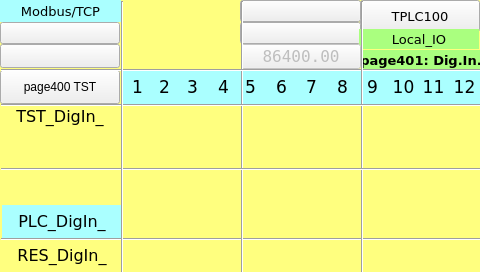
The window that TPLC100/Local_IO_HMI/page401.ui (MECTsrl/mect_apps) describes before a commit, drawn with Qt 5.
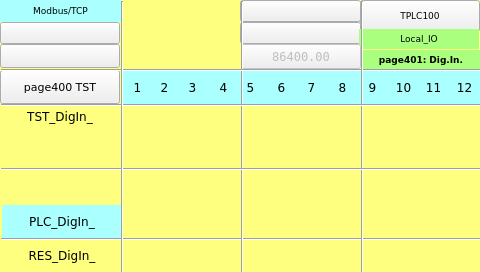
The same window after the commit. Custom widgets are drawn as their Qt base class.

Commit message: Fonts resize

What changed in the file:
```diff
--- a/TPLC100/Local_IO_HMI/page401.ui
+++ b/TPLC100/Local_IO_HMI/page401.ui
@@ -79,7 +79,7 @@
    <property name="font">
     <font>
      <family>DejaVu Sans</family>
-     <pointsize>13</pointsize>
+  <pointsize>9</pointsize>
     </font>
    </property>
    <property name="styleSheet">
@@ -140,7 +140,7 @@
    <property name="font">
     <font>
      <family>DejaVu Sans</family>
-     <pointsize>12</pointsize>
+  <pointsize>9</pointsize>
     </font>
    </property>
    <property name="styleSheet">
@@ -201,7 +201,7 @@
    <property name="font">
     <font>
      <family>DejaVu Sans</family>
-     <pointsize>13</pointsize>
+  <pointsize>9</pointsize>
     </font>
    </property>
    <property name="styleSheet">
@@ -226,7 +226,7 @@
    <property name="font">
     <font>
      <family>DejaVu Sans</family>
-     <pointsize>13</pointsize>
+  <pointsize>9</pointsize>
     </font>
    </property>
    <property name="styleSheet">
@@ -251,7 +251,7 @@
    <property name="font">
     <font>
      <family>DejaVu Sans</family>
-     <pointsize>13</pointsize>
+  <pointsize>9</pointsize>
     </font>
    </property>
    <property name="styleSheet">
@@ -276,7 +276,7 @@
    <property name="font">
     <font>
      <family>DejaVu Sans</family>
-     <pointsize>12</pointsize>
+  <pointsize>9</pointsize>
     </font>
    </property>
    <property name="styleSheet">
@@ -373,7 +373,7 @@
    <property name="font">
     <font>
      <family>DejaVu Sans</family>
-     <pointsize>13</pointsize>
+  <pointsize>9</pointsize>
     </font>
    </property>
    <property name="styleSheet">
@@ -434,7 +434,7 @@
    <property name="font">
     <font>
      <family>DejaVu Sans</family>
-     <pointsize>13</pointsize>
+  <pointsize>9</pointsize>
     </font>
    </property>
    <property name="styleSheet">
@@ -495,7 +495,7 @@
    <property name="font">
     <font>
      <family>DejaVu Sans</family>
-     <pointsize>12</pointsize>
+  <pointsize>9</pointsize>
      <weight>50</weight>
      <bold>false</bold>
     </font>
@@ -594,7 +594,7 @@
    <property name="font">
     <font>
      <family>DejaVu Sans</family>
-     <pointsize>13</pointsize>
+  <pointsize>9</pointsize>
     </font>
    </property>
    <property name="styleSheet">
@@ -619,7 +619,7 @@
    <property name="font">
     <font>
      <family>DejaVu Sans</family>
-     <pointsize>13</pointsize>
+  <pointsize>9</pointsize>
     </font>
    </property>
    <property name="styleSheet">
@@ -716,7 +716,7 @@
    <property name="font">
     <font>
      <family>DejaVu Sans</family>
-     <pointsize>13</pointsize>
+  <pointsize>9</pointsize>
     </font>
    </property>
    <property name="styleSheet">
@@ -741,7 +741,7 @@
    <property name="font">
     <font>
      <family>DejaVu Sans</family>
-     <pointsize>13</pointsize>
+  <pointsize>9</pointsize>
     </font>
    </property>
    <property name="styleSheet">
@@ -766,7 +766,7 @@
    <property name="font">
     <font>
      <family>DejaVu Sans</family>
-     <pointsize>13</pointsize>
+  <pointsize>9</pointsize>
     </font>
    </property>
    <property name="styleSheet">
@@ -791,7 +791,7 @@
    <property name="font">
     <font>
      <family>DejaVu Sans</family>
-     <pointsize>13</pointsize>
+  <pointsize>9</pointsize>
     </font>
    </property>
    <property name="styleSheet">
@@ -865,7 +865,7 @@
    <property name="font">
     <font>
      <family>DejaVu Sans</family>
-     <pointsize>10</pointsize>
+  <pointsize>7</pointsize>
      <weight>50</weight>
      <bold>false</bold>
     </font>
@@ -946,6 +946,12 @@
    <property name="orientation">
     <enum>Qt::Vertical</enum>
    </property>
+<property name="font">
+ <font>
+  <family>DejaVu Sans</family>
+  <pointsize>8</pointsize>
+ </font>
+</property>
   </widget>
   <widget class="ATCMtime" name="atcmTime_2">
    <property name="geometry">
@@ -1006,7 +1012,7 @@
    <property name="font">
     <font>
      <family>DejaVu Sans</family>
-     <pointsize>10</pointsize>
+  <pointsize>7</pointsize>
      <weight>75</weight>
      <bold>true</bold>
     </font>
@@ -1033,7 +1039,7 @@
    <property name="font">
     <font>
      <family>DejaVu Sans</family>
-     <pointsize>10</pointsize>
+  <pointsize>7</pointsize>
     </font>
    </property>
    <property name="styleSheet">
@@ -1171,6 +1177,12 @@
    <property name="apparence">
     <enum>QFrame::Raised</enum>
    </property>
+<property name="font">
+ <font>
+  <family>DejaVu Sans</family>
+  <pointsize>8</pointsize>
+ </font>
+</property>
   </widget>
   <widget class="ATCMlabel" name="atcmLabel_PLC_time">
    <property name="enabled">
@@ -1187,7 +1199,7 @@
    <property name="font">
     <font>
      <family>DejaVu Sans Mono</family>
-     <pointsize>12</pointsize>
+  <pointsize>9</pointsize>
     </font>
    </property>
    <property name="text">
@@ -1306,7 +1318,7 @@
    <property name="font">
     <font>
      <family>DejaVu Sans</family>
-     <pointsize>10</pointsize>
+  <pointsize>7</pointsize>
     </font>
    </property>
    <property name="styleSheet">
```
Left out of the diff: 114 changed lines with no effect on the pictures. Lines whose indentation alone changed are shown as unchanged. The commit also changes 70 other files.
